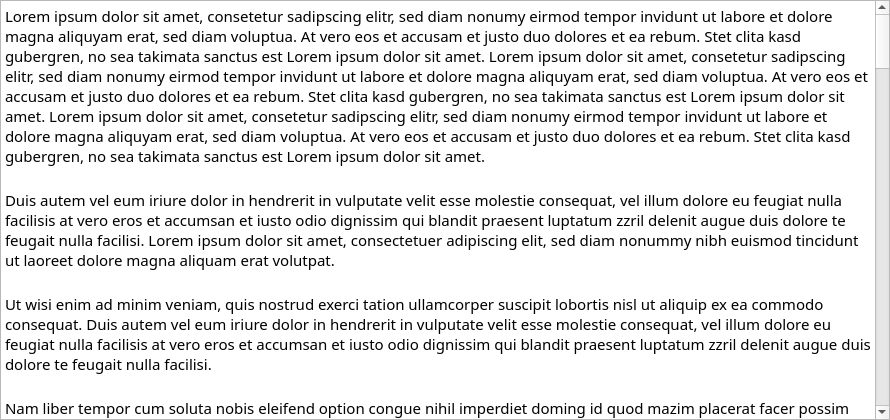
Old version of the form mainwindow.ui in the repository Appa002/RichText.
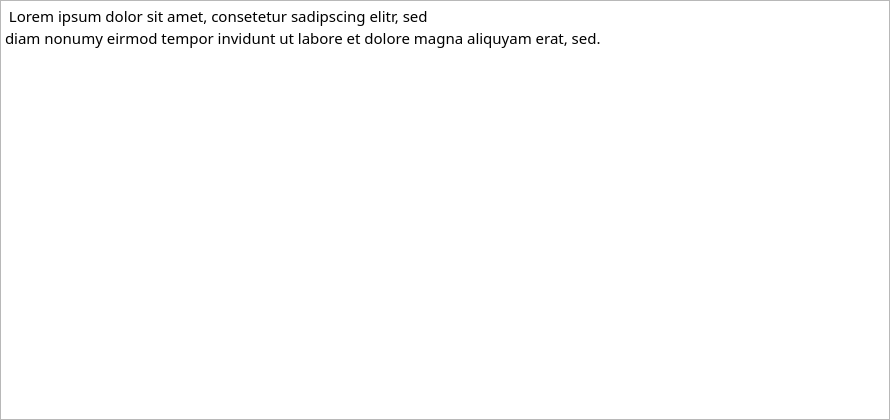
New version of the form. Custom widgets are drawn as their Qt base class.

Commit message: Changed debug text.

Diff of the .ui file:
```diff
--- a/mainwindow.ui
+++ b/mainwindow.ui
@@ -58,91 +58,8 @@
 &lt;html&gt;&lt;head&gt;&lt;meta name=&quot;qrichtext&quot; content=&quot;1&quot; /&gt;&lt;style type=&quot;text/css&quot;&gt;
 p, li { white-space: pre-wrap; }
 &lt;/style&gt;&lt;/head&gt;&lt;body style=&quot; font-family:'Lucida Sans Typewriter'; font-size:11pt; font-weight:400; font-style:normal;&quot;&gt;
-&lt;p style=&quot; margin-top:0px; margin-bottom:0px; margin-left:0px; margin-right:0px; -qt-block-indent:0; text-indent:0px;&quot;&gt;Lorem ipsum dolor sit amet, consetetur sadipscing elitr, sed diam nonumy eirmod tempor invidunt ut labore et dolore magna aliquyam erat, sed diam voluptua. At vero eos et accusam et justo duo dolores et ea rebum. Stet clita kasd gubergren, no sea takimata sanctus est Lorem ipsum dolor sit amet. Lorem ipsum dolor sit amet, consetetur sadipscing elitr, sed diam nonumy eirmod tempor invidunt ut labore et dolore magna aliquyam erat, sed diam voluptua. At vero eos et accusam et justo duo dolores et ea rebum. Stet clita kasd gubergren, no sea takimata sanctus est Lorem ipsum dolor sit amet. Lorem ipsum dolor sit amet, consetetur sadipscing elitr, sed diam nonumy eirmod tempor invidunt ut labore et dolore magna aliquyam erat, sed diam voluptua. At vero eos et accusam et justo duo dolores et ea rebum. Stet clita kasd gubergren, no sea takimata sanctus est Lorem ipsum dolor sit amet.   &lt;/p&gt;
-&lt;p style=&quot;-qt-paragraph-type:empty; margin-top:0px; margin-bottom:0px; margin-left:0px; margin-right:0px; -qt-block-indent:0; text-indent:0px;&quot;&gt;&lt;br /&gt;&lt;/p&gt;
-&lt;p style=&quot; margin-top:0px; margin-bottom:0px; margin-left:0px; margin-right:0px; -qt-block-indent:0; text-indent:0px;&quot;&gt;Duis autem vel eum iriure dolor in hendrerit in vulputate velit esse molestie consequat, vel illum dolore eu feugiat nulla facilisis at vero eros et accumsan et iusto odio dignissim qui blandit praesent luptatum zzril delenit augue duis dolore te feugait nulla facilisi. Lorem ipsum dolor sit amet, consectetuer adipiscing elit, sed diam nonummy nibh euismod tincidunt ut laoreet dolore magna aliquam erat volutpat.   &lt;/p&gt;
-&lt;p style=&quot;-qt-paragraph-type:empty; margin-top:0px; margin-bottom:0px; margin-left:0px; margin-right:0px; -qt-block-indent:0; text-indent:0px;&quot;&gt;&lt;br /&gt;&lt;/p&gt;
-&lt;p style=&quot; margin-top:0px; margin-bottom:0px; margin-left:0px; margin-right:0px; -qt-block-indent:0; text-indent:0px;&quot;&gt;Ut wisi enim ad minim veniam, quis nostrud exerci tation ullamcorper suscipit lobortis nisl ut aliquip ex ea commodo consequat. Duis autem vel eum iriure dolor in hendrerit in vulputate velit esse molestie consequat, vel illum dolore eu feugiat nulla facilisis at vero eros et accumsan et iusto odio dignissim qui blandit praesent luptatum zzril delenit augue duis dolore te feugait nulla facilisi.   &lt;/p&gt;
-&lt;p style=&quot;-qt-paragraph-type:empty; margin-top:0px; margin-bottom:0px; margin-left:0px; margin-right:0px; -qt-block-indent:0; text-indent:0px;&quot;&gt;&lt;br /&gt;&lt;/p&gt;
-&lt;p style=&quot; margin-top:0px; margin-bottom:0px; margin-left:0px; margin-right:0px; -qt-block-indent:0; text-indent:0px;&quot;&gt;Nam liber tempor cum soluta nobis eleifend option congue nihil imperdiet doming id quod mazim placerat facer possim assum. Lorem ipsum dolor sit amet, consectetuer adipiscing elit, sed diam nonummy nibh euismod tincidunt ut laoreet dolore magna aliquam erat volutpat. Ut wisi enim ad minim veniam, quis nostrud exerci tation ullamcorper suscipit lobortis nisl ut aliquip ex ea commodo consequat.   &lt;/p&gt;
-&lt;p style=&quot;-qt-paragraph-type:empty; margin-top:0px; margin-bottom:0px; margin-left:0px; margin-right:0px; -qt-block-indent:0; text-indent:0px;&quot;&gt;&lt;br /&gt;&lt;/p&gt;
-&lt;p style=&quot; margin-top:0px; margin-bottom:0px; margin-left:0px; margin-right:0px; -qt-block-indent:0; text-indent:0px;&quot;&gt;Duis autem vel eum iriure dolor in hendrerit in vulputate velit esse molestie consequat, vel illum dolore eu feugiat nulla facilisis.   &lt;/p&gt;
-&lt;p style=&quot;-qt-paragraph-type:empty; margin-top:0px; margin-bottom:0px; margin-left:0px; margin-right:0px; -qt-block-indent:0; text-indent:0px;&quot;&gt;&lt;br /&gt;&lt;/p&gt;
-&lt;p style=&quot; margin-top:0px; margin-bottom:0px; margin-left:0px; margin-right:0px; -qt-block-indent:0; text-indent:0px;&quot;&gt;At vero eos et accusam et justo duo dolores et ea rebum. Stet clita kasd gubergren, no sea takimata sanctus est Lorem ipsum dolor sit amet. Lorem ipsum dolor sit amet, consetetur sadipscing elitr, sed diam nonumy eirmod tempor invidunt ut labore et dolore magna aliquyam erat, sed diam voluptua. At vero eos et accusam et justo duo dolores et ea rebum. Stet clita kasd gubergren, no sea takimata sanctus est Lorem ipsum dolor sit amet. Lorem ipsum dolor sit amet, consetetur sadipscing elitr, At accusam aliquyam diam diam dolore dolores duo eirmod eos erat, et nonumy sed tempor et et invidunt justo labore Stet clita ea et gubergren, kasd magna no rebum. sanctus sea sed takimata ut vero voluptua. est Lorem ipsum dolor sit amet. Lorem ipsum dolor sit amet, consetetur sadipscing elitr, sed diam nonumy eirmod tempor invidunt ut labore et dolore magna aliquyam erat.   &lt;/p&gt;
-&lt;p style=&quot;-qt-paragraph-type:empty; margin-top:0px; margin-bottom:0px; margin-left:0px; margin-right:0px; -qt-block-indent:0; text-indent:0px;&quot;&gt;&lt;br /&gt;&lt;/p&gt;
-&lt;p style=&quot; margin-top:0px; margin-bottom:0px; margin-left:0px; margin-right:0px; -qt-block-indent:0; text-indent:0px;&quot;&gt;Consetetur sadipscing elitr, sed diam nonumy eirmod tempor invidunt ut labore et dolore magna aliquyam erat, sed diam voluptua. At vero eos et accusam et justo duo dolores et ea rebum. Stet clita kasd gubergren, no sea takimata sanctus est Lorem ipsum dolor sit amet. Lorem ipsum dolor sit amet, consetetur sadipscing elitr, sed diam nonumy eirmod tempor invidunt ut labore et dolore magna aliquyam erat, sed diam voluptua. At vero eos et accusam et justo duo dolores et ea rebum. Stet clita kasd gubergren, no sea takimata sanctus est Lorem ipsum dolor sit amet. Lorem ipsum dolor sit amet, consetetur sadipscing elitr, sed diam nonumy eirmod tempor invidunt ut labore et dolore magna aliquyam erat, sed diam voluptua. At vero eos et accusam et justo duo dolores et ea rebum. Stet clita kasd gubergren, no sea takimata sanctus.   &lt;/p&gt;
-&lt;p style=&quot;-qt-paragraph-type:empty; margin-top:0px; margin-bottom:0px; margin-left:0px; margin-right:0px; -qt-block-indent:0; text-indent:0px;&quot;&gt;&lt;br /&gt;&lt;/p&gt;
-&lt;p style=&quot; margin-top:0px; margin-bottom:0px; margin-left:0px; margin-right:0px; -qt-block-indent:0; text-indent:0px;&quot;&gt;Lorem ipsum dolor sit amet, consetetur sadipscing elitr, sed diam nonumy eirmod tempor invidunt ut labore et dolore magna aliquyam erat, sed diam voluptua. At vero eos et accusam et justo duo dolores et ea rebum. Stet clita kasd gubergren, no sea takimata sanctus est Lorem ipsum dolor sit amet. Lorem ipsum dolor sit amet, consetetur sadipscing elitr, sed diam nonumy eirmod tempor invidunt ut labore et dolore magna aliquyam erat, sed diam voluptua. At vero eos et accusam et justo duo dolores et ea rebum. Stet clita kasd gubergren, no sea takimata sanctus est Lorem ipsum dolor sit amet. Lorem ipsum dolor sit amet, consetetur sadipscing elitr, sed diam nonumy eirmod tempor invidunt ut labore et dolore magna aliquyam erat, sed diam voluptua. At vero eos et accusam et justo duo dolores et ea rebum. Stet clita kasd gubergren, no sea takimata sanctus est Lorem ipsum dolor sit amet.   &lt;/p&gt;
-&lt;p style=&quot;-qt-paragraph-type:empty; margin-top:0px; margin-bottom:0px; margin-left:0px; margin-right:0px; -qt-block-indent:0; text-indent:0px;&quot;&gt;&lt;br /&gt;&lt;/p&gt;
-&lt;p style=&quot; margin-top:0px; margin-bottom:0px; margin-left:0px; margin-right:0px; -qt-block-indent:0; text-indent:0px;&quot;&gt;Duis autem vel eum iriure dolor in hendrerit in vulputate velit esse molestie consequat, vel illum dolore eu feugiat nulla facilisis at vero eros et accumsan et iusto odio dignissim qui blandit praesent luptatum zzril delenit augue duis dolore te feugait nulla facilisi. Lorem ipsum dolor sit amet, consectetuer adipiscing elit, sed diam nonummy nibh euismod tincidunt ut laoreet dolore magna aliquam erat volutpat.   &lt;/p&gt;
-&lt;p style=&quot;-qt-paragraph-type:empty; margin-top:0px; margin-bottom:0px; margin-left:0px; margin-right:0px; -qt-block-indent:0; text-indent:0px;&quot;&gt;&lt;br /&gt;&lt;/p&gt;
-&lt;p style=&quot; margin-top:0px; margin-bottom:0px; margin-left:0px; margin-right:0px; -qt-block-indent:0; text-indent:0px;&quot;&gt;Ut wisi enim ad minim veniam, quis nostrud exerci tation ullamcorper suscipit lobortis nisl ut aliquip ex ea commodo consequat. Duis autem vel eum iriure dolor in hendrerit in vulputate velit esse molestie consequat, vel illum dolore eu feugiat nulla facilisis at vero eros et accumsan et iusto odio dignissim qui blandit praesent luptatum zzril delenit augue duis dolore te feugait nulla facilisi.   &lt;/p&gt;
-&lt;p style=&quot;-qt-paragraph-type:empty; margin-top:0px; margin-bottom:0px; margin-left:0px; margin-right:0px; -qt-block-indent:0; text-indent:0px;&quot;&gt;&lt;br /&gt;&lt;/p&gt;
-&lt;p style=&quot; margin-top:0px; margin-bottom:0px; margin-left:0px; margin-right:0px; -qt-block-indent:0; text-indent:0px;&quot;&gt;Nam liber tempor cum soluta nobis eleifend option congue nihil imperdiet doming id quod mazim placerat facer possim assum. Lorem ipsum dolor sit amet, consectetuer adipiscing elit, sed diam nonummy nibh euismod tincidunt ut laoreet dolore magna aliquam erat volutpat. Ut wisi enim ad minim veniam, quis nostrud exerci tation ullamcorper suscipit lobortis nisl ut aliquip ex ea commodo consequat.   &lt;/p&gt;
-&lt;p style=&quot;-qt-paragraph-type:empty; margin-top:0px; margin-bottom:0px; margin-left:0px; margin-right:0px; -qt-block-indent:0; text-indent:0px;&quot;&gt;&lt;br /&gt;&lt;/p&gt;
-&lt;p style=&quot; margin-top:0px; margin-bottom:0px; margin-left:0px; margin-right:0px; -qt-block-indent:0; text-indent:0px;&quot;&gt;Duis autem vel eum iriure dolor in hendrerit in vulputate velit esse molestie consequat, vel illum dolore eu feugiat nulla facilisis.   &lt;/p&gt;
-&lt;p style=&quot;-qt-paragraph-type:empty; margin-top:0px; margin-bottom:0px; margin-left:0px; margin-right:0px; -qt-block-indent:0; text-indent:0px;&quot;&gt;&lt;br /&gt;&lt;/p&gt;
-&lt;p style=&quot; margin-top:0px; margin-bottom:0px; margin-left:0px; margin-right:0px; -qt-block-indent:0; text-indent:0px;&quot;&gt;At vero eos et accusam et justo duo dolores et ea rebum. Stet clita kasd gubergren, no sea takimata sanctus est Lorem ipsum dolor sit amet. Lorem ipsum dolor sit amet, consetetur sadipscing elitr, sed diam nonumy eirmod tempor invidunt ut labore et dolore magna aliquyam erat, sed diam voluptua. At vero eos et accusam et justo duo dolores et ea rebum. Stet clita kasd gubergren, no sea takimata sanctus est Lorem ipsum dolor sit amet. Lorem ipsum dolor sit amet, consetetur sadipscing elitr, At accusam aliquyam diam diam dolore dolores duo eirmod eos erat, et nonumy sed tempor et et invidunt justo labore Stet clita ea et gubergren, kasd magna no rebum. sanctus sea sed takimata ut vero voluptua. est Lorem ipsum dolor sit amet. Lorem ipsum dolor sit amet, consetetur sadipscing elitr, sed diam nonumy eirmod tempor invidunt ut labore et dolore magna aliquyam erat.   &lt;/p&gt;
-&lt;p style=&quot;-qt-paragraph-type:empty; margin-top:0px; margin-bottom:0px; margin-left:0px; margin-right:0px; -qt-block-indent:0; text-indent:0px;&quot;&gt;&lt;br /&gt;&lt;/p&gt;
-&lt;p style=&quot; margin-top:0px; margin-bottom:0px; margin-left:0px; margin-right:0px; -qt-block-indent:0; text-indent:0px;&quot;&gt;Consetetur sadipscing elitr, sed diam nonumy eirmod tempor invidunt ut labore et dolore magna aliquyam erat, sed diam voluptua. At vero eos et accusam et justo duo dolores et ea rebum. Stet clita kasd gubergren, no sea takimata sanctus est Lorem ipsum dolor sit amet. Lorem ipsum dolor sit amet, consetetur sadipscing elitr, sed diam nonumy eirmod tempor invidunt ut labore et dolore magna aliquyam erat, sed diam voluptua. At vero eos et accusam et justo duo dolores et ea rebum. Stet clita kasd gubergren, no sea takimata sanctus est Lorem ipsum dolor sit amet. Lorem ipsum dolor sit amet, consetetur sadipscing elitr, sed diam nonumy eirmod tempor invidunt ut labore et dolore magna aliquyam erat, sed diam voluptua. At vero eos et accusam et justo duo dolores et ea rebum. Stet clita kasd gubergren, no sea takimata sanctus.   &lt;/p&gt;
-&lt;p style=&quot;-qt-paragraph-type:empty; margin-top:0px; margin-bottom:0px; margin-left:0px; margin-right:0px; -qt-block-indent:0; text-indent:0px;&quot;&gt;&lt;br /&gt;&lt;/p&gt;
-&lt;p style=&quot; margin-top:0px; margin-bottom:0px; margin-left:0px; margin-right:0px; -qt-block-indent:0; text-indent:0px;&quot;&gt;Lorem ipsum dolor sit amet, consetetur sadipscing elitr, sed diam nonumy eirmod tempor invidunt ut labore et dolore magna aliquyam erat, sed diam voluptua. At vero eos et accusam et justo duo dolores et ea rebum. Stet clita kasd gubergren, no sea takimata sanctus est Lorem ipsum dolor sit amet. Lorem ipsum dolor sit amet, consetetur sadipscing elitr, sed diam nonumy eirmod tempor invidunt ut labore et dolore magna aliquyam erat, sed diam voluptua. At vero eos et accusam et justo duo dolores et ea rebum. Stet clita kasd gubergren, no sea takimata sanctus est Lorem ipsum dolor sit amet. Lorem ipsum dolor sit amet, consetetur sadipscing elitr, sed diam nonumy eirmod tempor invidunt ut labore et dolore magna aliquyam erat, sed diam voluptua. At vero eos et accusam et justo duo dolores et ea rebum. Stet clita kasd gubergren, no sea takimata sanctus est Lorem ipsum dolor sit amet.   &lt;/p&gt;
-&lt;p style=&quot;-qt-paragraph-type:empty; margin-top:0px; margin-bottom:0px; margin-left:0px; margin-right:0px; -qt-block-indent:0; text-indent:0px;&quot;&gt;&lt;br /&gt;&lt;/p&gt;
-&lt;p style=&quot; margin-top:0px; margin-bottom:0px; margin-left:0px; margin-right:0px; -qt-block-indent:0; text-indent:0px;&quot;&gt;Duis autem vel eum iriure dolor in hendrerit in vulputate velit esse molestie consequat, vel illum dolore eu feugiat nulla facilisis at vero eros et accumsan et iusto odio dignissim qui blandit praesent luptatum zzril delenit augue duis dolore te feugait nulla facilisi. Lorem ipsum dolor sit amet, consectetuer adipiscing elit, sed diam nonummy nibh euismod tincidunt ut laoreet dolore magna aliquam erat volutpat.   &lt;/p&gt;
-&lt;p style=&quot;-qt-paragraph-type:empty; margin-top:0px; margin-bottom:0px; margin-left:0px; margin-right:0px; -qt-block-indent:0; text-indent:0px;&quot;&gt;&lt;br /&gt;&lt;/p&gt;
-&lt;p style=&quot; margin-top:0px; margin-bottom:0px; margin-left:0px; margin-right:0px; -qt-block-indent:0; text-indent:0px;&quot;&gt;Ut wisi enim ad minim veniam, quis nostrud exerci tation ullamcorper suscipit lobortis nisl ut aliquip ex ea commodo consequat. Duis autem vel eum iriure dolor in hendrerit in vulputate velit esse molestie consequat, vel illum dolore eu feugiat nulla facilisis at vero eros et accumsan et iusto odio dignissim qui blandit praesent luptatum zzril delenit augue duis dolore te feugait nulla facilisi.   &lt;/p&gt;
-&lt;p style=&quot;-qt-paragraph-type:empty; margin-top:0px; margin-bottom:0px; margin-left:0px; margin-right:0px; -qt-block-indent:0; text-indent:0px;&quot;&gt;&lt;br /&gt;&lt;/p&gt;
-&lt;p style=&quot; margin-top:0px; margin-bottom:0px; margin-left:0px; margin-right:0px; -qt-block-indent:0; text-indent:0px;&quot;&gt;Nam liber tempor cum soluta nobis eleifend option congue nihil imperdiet doming id quod mazim placerat facer possim assum. Lorem ipsum dolor sit amet, consectetuer adipiscing elit, sed diam nonummy nibh euismod tincidunt ut laoreet dolore magna aliquam erat volutpat. Ut wisi enim ad minim veniam, quis nostrud exerci tation ullamcorper suscipit lobortis nisl ut aliquip ex ea commodo consequat.   &lt;/p&gt;
-&lt;p style=&quot;-qt-paragraph-type:empty; margin-top:0px; margin-bottom:0px; margin-left:0px; margin-right:0px; -qt-block-indent:0; text-indent:0px;&quot;&gt;&lt;br /&gt;&lt;/p&gt;
-&lt;p style=&quot; margin-top:0px; margin-bottom:0px; margin-left:0px; margin-right:0px; -qt-block-indent:0; text-indent:0px;&quot;&gt;Duis autem vel eum iriure dolor in hendrerit in vulputate velit esse molestie consequat, vel illum dolore eu feugiat nulla facilisis.   &lt;/p&gt;
-&lt;p style=&quot;-qt-paragraph-type:empty; margin-top:0px; margin-bottom:0px; margin-left:0px; margin-right:0px; -qt-block-indent:0; text-indent:0px;&quot;&gt;&lt;br /&gt;&lt;/p&gt;
-&lt;p style=&quot; margin-top:0px; margin-bottom:0px; margin-left:0px; margin-right:0px; -qt-block-indent:0; text-indent:0px;&quot;&gt;At vero eos et accusam et justo duo dolores et ea rebum. Stet clita kasd gubergren, no sea takimata sanctus est Lorem ipsum dolor sit amet. Lorem ipsum dolor sit amet, consetetur sadipscing elitr, sed diam nonumy eirmod tempor invidunt ut labore et dolore magna aliquyam erat, sed diam voluptua. At vero eos et accusam et justo duo dolores et ea rebum. Stet clita kasd gubergren, no sea takimata sanctus est Lorem ipsum dolor sit amet. Lorem ipsum dolor sit amet, consetetur sadipscing elitr, At accusam aliquyam diam diam dolore dolores duo eirmod eos erat, et nonumy sed tempor et et invidunt justo labore Stet clita ea et gubergren, kasd magna no rebum. sanctus sea sed takimata ut vero voluptua. est Lorem ipsum dolor sit amet. Lorem ipsum dolor sit amet, consetetur sadipscing elitr, sed diam nonumy eirmod tempor invidunt ut labore et dolore magna aliquyam erat.   &lt;/p&gt;
-&lt;p style=&quot;-qt-paragraph-type:empty; margin-top:0px; margin-bottom:0px; margin-left:0px; margin-right:0px; -qt-block-indent:0; text-indent:0px;&quot;&gt;&lt;br /&gt;&lt;/p&gt;
-&lt;p style=&quot; margin-top:0px; margin-bottom:0px; margin-left:0px; margin-right:0px; -qt-block-indent:0; text-indent:0px;&quot;&gt;Consetetur sadipscing elitr, sed diam nonumy eirmod tempor invidunt ut labore et dolore magna aliquyam erat, sed diam voluptua. At vero eos et accusam et justo duo dolores et ea rebum. Stet clita kasd gubergren, no sea takimata sanctus est Lorem ipsum dolor sit amet. Lorem ipsum dolor sit amet, consetetur sadipscing elitr, sed diam nonumy eirmod tempor invidunt ut labore et dolore magna aliquyam erat, sed diam voluptua. At vero eos et accusam et justo duo dolores et ea rebum. Stet clita kasd gubergren, no sea takimata sanctus est Lorem ipsum dolor sit amet. Lorem ipsum dolor sit amet, consetetur sadipscing elitr, sed diam nonumy eirmod tempor invidunt ut labore et dolore magna aliquyam erat, sed diam voluptua. At vero eos et accusam et justo duo dolores et ea rebum. Stet clita kasd gubergren, no sea takimata sanctus.   &lt;/p&gt;
-&lt;p style=&quot;-qt-paragraph-type:empty; margin-top:0px; margin-bottom:0px; margin-left:0px; margin-right:0px; -qt-block-indent:0; text-indent:0px;&quot;&gt;&lt;br /&gt;&lt;/p&gt;
-&lt;p style=&quot; margin-top:0px; margin-bottom:0px; margin-left:0px; margin-right:0px; -qt-block-indent:0; text-indent:0px;&quot;&gt;Lorem ipsum dolor sit amet, consetetur sadipscing elitr, sed diam nonumy eirmod tempor invidunt ut labore et dolore magna aliquyam erat, sed diam voluptua. At vero eos et accusam et justo duo dolores et ea rebum. Stet clita kasd gubergren, no sea takimata sanctus est Lorem ipsum dolor sit amet. Lorem ipsum dolor sit amet, consetetur sadipscing elitr, sed diam nonumy eirmod tempor invidunt ut labore et dolore magna aliquyam erat, sed diam voluptua. At vero eos et accusam et justo duo dolores et ea rebum. Stet clita kasd gubergren, no sea takimata sanctus est Lorem ipsum dolor sit amet. Lorem ipsum dolor sit amet, consetetur sadipscing elitr, sed diam nonumy eirmod tempor invidunt ut labore et dolore magna aliquyam erat, sed diam voluptua. At vero eos et accusam et justo duo dolores et ea rebum. Stet clita kasd gubergren, no sea takimata sanctus est Lorem ipsum dolor sit amet.   &lt;/p&gt;
-&lt;p style=&quot;-qt-paragraph-type:empty; margin-top:0px; margin-bottom:0px; margin-left:0px; margin-right:0px; -qt-block-indent:0; text-indent:0px;&quot;&gt;&lt;br /&gt;&lt;/p&gt;
-&lt;p style=&quot; margin-top:0px; margin-bottom:0px; margin-left:0px; margin-right:0px; -qt-block-indent:0; text-indent:0px;&quot;&gt;Duis autem vel eum iriure dolor in hendrerit in vulputate velit esse molestie consequat, vel illum dolore eu feugiat nulla facilisis at vero eros et accumsan et iusto odio dignissim qui blandit praesent luptatum zzril delenit augue duis dolore te feugait nulla facilisi. Lorem ipsum dolor sit amet, consectetuer adipiscing elit, sed diam nonummy nibh euismod tincidunt ut laoreet dolore magna aliquam erat volutpat.   &lt;/p&gt;
-&lt;p style=&quot;-qt-paragraph-type:empty; margin-top:0px; margin-bottom:0px; margin-left:0px; margin-right:0px; -qt-block-indent:0; text-indent:0px;&quot;&gt;&lt;br /&gt;&lt;/p&gt;
-&lt;p style=&quot; margin-top:0px; margin-bottom:0px; margin-left:0px; margin-right:0px; -qt-block-indent:0; text-indent:0px;&quot;&gt;Ut wisi enim ad minim veniam, quis nostrud exerci tation ullamcorper suscipit lobortis nisl ut aliquip ex ea commodo consequat. Duis autem vel eum iriure dolor in hendrerit in vulputate velit esse molestie consequat, vel illum dolore eu feugiat nulla facilisis at vero eros et accumsan et iusto odio dignissim qui blandit praesent luptatum zzril delenit augue duis dolore te feugait nulla facilisi.   &lt;/p&gt;
-&lt;p style=&quot;-qt-paragraph-type:empty; margin-top:0px; margin-bottom:0px; margin-left:0px; margin-right:0px; -qt-block-indent:0; text-indent:0px;&quot;&gt;&lt;br /&gt;&lt;/p&gt;
-&lt;p style=&quot; margin-top:0px; margin-bottom:0px; margin-left:0px; margin-right:0px; -qt-block-indent:0; text-indent:0px;&quot;&gt;Nam liber tempor cum soluta nobis eleifend option congue nihil imperdiet doming id quod mazim placerat facer possim assum. Lorem ipsum dolor sit amet, consectetuer adipiscing elit, sed diam nonummy nibh euismod tincidunt ut laoreet dolore magna aliquam erat volutpat. Ut wisi enim ad minim veniam, quis nostrud exerci tation ullamcorper suscipit lobortis nisl ut aliquip ex ea commodo consequat.   &lt;/p&gt;
-&lt;p style=&quot;-qt-paragraph-type:empty; margin-top:0px; margin-bottom:0px; margin-left:0px; margin-right:0px; -qt-block-indent:0; text-indent:0px;&quot;&gt;&lt;br /&gt;&lt;/p&gt;
-&lt;p style=&quot; margin-top:0px; margin-bottom:0px; margin-left:0px; margin-right:0px; -qt-block-indent:0; text-indent:0px;&quot;&gt;Duis autem vel eum iriure dolor in hendrerit in vulputate velit esse molestie consequat, vel illum dolore eu feugiat nulla facilisis.   &lt;/p&gt;
-&lt;p style=&quot;-qt-paragraph-type:empty; margin-top:0px; margin-bottom:0px; margin-left:0px; margin-right:0px; -qt-block-indent:0; text-indent:0px;&quot;&gt;&lt;br /&gt;&lt;/p&gt;
-&lt;p style=&quot; margin-top:0px; margin-bottom:0px; margin-left:0px; margin-right:0px; -qt-block-indent:0; text-indent:0px;&quot;&gt;At vero eos et accusam et justo duo dolores et ea rebum. Stet clita kasd gubergren, no sea takimata sanctus est Lorem ipsum dolor sit amet. Lorem ipsum dolor sit amet, consetetur sadipscing elitr, sed diam nonumy eirmod tempor invidunt ut labore et dolore magna aliquyam erat, sed diam voluptua. At vero eos et accusam et justo duo dolores et ea rebum. Stet clita kasd gubergren, no sea takimata sanctus est Lorem ipsum dolor sit amet. Lorem ipsum dolor sit amet, consetetur sadipscing elitr, At accusam aliquyam diam diam dolore dolores duo eirmod eos erat, et nonumy sed tempor et et invidunt justo labore Stet clita ea et gubergren, kasd magna no rebum. sanctus sea sed takimata ut vero voluptua. est Lorem ipsum dolor sit amet. Lorem ipsum dolor sit amet, consetetur sadipscing elitr, sed diam nonumy eirmod tempor invidunt ut labore et dolore magna aliquyam erat.   &lt;/p&gt;
-&lt;p style=&quot;-qt-paragraph-type:empty; margin-top:0px; margin-bottom:0px; margin-left:0px; margin-right:0px; -qt-block-indent:0; text-indent:0px;&quot;&gt;&lt;br /&gt;&lt;/p&gt;
-&lt;p style=&quot; margin-top:0px; margin-bottom:0px; margin-left:0px; margin-right:0px; -qt-block-indent:0; text-indent:0px;&quot;&gt;Consetetur sadipscing elitr, sed diam nonumy eirmod tempor invidunt ut labore et dolore magna aliquyam erat, sed diam voluptua. At vero eos et accusam et justo duo dolores et ea rebum. Stet clita kasd gubergren, no sea takimata sanctus est Lorem ipsum dolor sit amet. Lorem ipsum dolor sit amet, consetetur sadipscing elitr, sed diam nonumy eirmod tempor invidunt ut labore et dolore magna aliquyam erat, sed diam voluptua. At vero eos et accusam et justo duo dolores et ea rebum. Stet clita kasd gubergren, no sea takimata sanctus est Lorem ipsum dolor sit amet. Lorem ipsum dolor sit amet, consetetur sadipscing elitr, sed diam nonumy eirmod tempor invidunt ut labore et dolore magna aliquyam erat, sed diam voluptua. At vero eos et accusam et justo duo dolores et ea rebum. Stet clita kasd gubergren, no sea takimata sanctus.   &lt;/p&gt;
-&lt;p style=&quot;-qt-paragraph-type:empty; margin-top:0px; margin-bottom:0px; margin-left:0px; margin-right:0px; -qt-block-indent:0; text-indent:0px;&quot;&gt;&lt;br /&gt;&lt;/p&gt;
-&lt;p style=&quot; margin-top:0px; margin-bottom:0px; margin-left:0px; margin-right:0px; -qt-block-indent:0; text-indent:0px;&quot;&gt;Lorem ipsum dolor sit amet, consetetur sadipscing elitr, sed diam nonumy eirmod tempor invidunt ut labore et dolore magna aliquyam erat, sed diam voluptua. At vero eos et accusam et justo duo dolores et ea rebum. Stet clita kasd gubergren, no sea takimata sanctus est Lorem ipsum dolor sit amet. Lorem ipsum dolor sit amet, consetetur sadipscing elitr, sed diam nonumy eirmod tempor invidunt ut labore et dolore magna aliquyam erat, sed diam voluptua. At vero eos et accusam et justo duo dolores et ea rebum. Stet clita kasd gubergren, no sea takimata sanctus est Lorem ipsum dolor sit amet. Lorem ipsum dolor sit amet, consetetur sadipscing elitr, sed diam nonumy eirmod tempor invidunt ut labore et dolore magna aliquyam erat, sed diam voluptua. At vero eos et accusam et justo duo dolores et ea rebum. Stet clita kasd gubergren, no sea takimata sanctus est Lorem ipsum dolor sit amet.   &lt;/p&gt;
-&lt;p style=&quot;-qt-paragraph-type:empty; margin-top:0px; margin-bottom:0px; margin-left:0px; margin-right:0px; -qt-block-indent:0; text-indent:0px;&quot;&gt;&lt;br /&gt;&lt;/p&gt;
-&lt;p style=&quot; margin-top:0px; margin-bottom:0px; margin-left:0px; margin-right:0px; -qt-block-indent:0; text-indent:0px;&quot;&gt;Duis autem vel eum iriure dolor in hendrerit in vulputate velit esse molestie consequat, vel illum dolore eu feugiat nulla facilisis at vero eros et accumsan et iusto odio dignissim qui blandit praesent luptatum zzril delenit augue duis dolore te feugait nulla facilisi. Lorem ipsum dolor sit amet, consectetuer adipiscing elit, sed diam nonummy nibh euismod tincidunt ut laoreet dolore magna aliquam erat volutpat.   &lt;/p&gt;
-&lt;p style=&quot;-qt-paragraph-type:empty; margin-top:0px; margin-bottom:0px; margin-left:0px; margin-right:0px; -qt-block-indent:0; text-indent:0px;&quot;&gt;&lt;br /&gt;&lt;/p&gt;
-&lt;p style=&quot; margin-top:0px; margin-bottom:0px; margin-left:0px; margin-right:0px; -qt-block-indent:0; text-indent:0px;&quot;&gt;Ut wisi enim ad minim veniam, quis nostrud exerci tation ullamcorper suscipit lobortis nisl ut aliquip ex ea commodo consequat. Duis autem vel eum iriure dolor in hendrerit in vulputate velit esse molestie consequat, vel illum dolore eu feugiat nulla facilisis at vero eros et accumsan et iusto odio dignissim qui blandit praesent luptatum zzril delenit augue duis dolore te feugait nulla facilisi.   &lt;/p&gt;
-&lt;p style=&quot;-qt-paragraph-type:empty; margin-top:0px; margin-bottom:0px; margin-left:0px; margin-right:0px; -qt-block-indent:0; text-indent:0px;&quot;&gt;&lt;br /&gt;&lt;/p&gt;
-&lt;p style=&quot; margin-top:0px; margin-bottom:0px; margin-left:0px; margin-right:0px; -qt-block-indent:0; text-indent:0px;&quot;&gt;Nam liber tempor cum soluta nobis eleifend option congue nihil imperdiet doming id quod mazim placerat facer possim assum. Lorem ipsum dolor sit amet, consectetuer adipiscing elit, sed diam nonummy nibh euismod tincidunt ut laoreet dolore magna aliquam erat volutpat. Ut wisi enim ad minim veniam, quis nostrud exerci tation ullamcorper suscipit lobortis nisl ut aliquip ex ea commodo consequat.   &lt;/p&gt;
-&lt;p style=&quot;-qt-paragraph-type:empty; margin-top:0px; margin-bottom:0px; margin-left:0px; margin-right:0px; -qt-block-indent:0; text-indent:0px;&quot;&gt;&lt;br /&gt;&lt;/p&gt;
-&lt;p style=&quot; margin-top:0px; margin-bottom:0px; margin-left:0px; margin-right:0px; -qt-block-indent:0; text-indent:0px;&quot;&gt;Duis autem vel eum iriure dolor in hendrerit in vulputate velit esse molestie consequat, vel illum dolore eu feugiat nulla facilisis.   &lt;/p&gt;
-&lt;p style=&quot;-qt-paragraph-type:empty; margin-top:0px; margin-bottom:0px; margin-left:0px; margin-right:0px; -qt-block-indent:0; text-indent:0px;&quot;&gt;&lt;br /&gt;&lt;/p&gt;
-&lt;p style=&quot; margin-top:0px; margin-bottom:0px; margin-left:0px; margin-right:0px; -qt-block-indent:0; text-indent:0px;&quot;&gt;At vero eos et accusam et justo duo dolores et ea rebum. Stet clita kasd gubergren, no sea takimata sanctus est Lorem ipsum dolor sit amet. Lorem ipsum dolor sit amet, consetetur sadipscing elitr, sed diam nonumy eirmod tempor invidunt ut labore et dolore magna aliquyam erat, sed diam voluptua. At vero eos et accusam et justo duo dolores et ea rebum. Stet clita kasd gubergren, no sea takimata sanctus est Lorem ipsum dolor sit amet. Lorem ipsum dolor sit amet, consetetur sadipscing elitr, At accusam aliquyam diam diam dolore dolores duo eirmod eos erat, et nonumy sed tempor et et invidunt justo labore Stet clita ea et gubergren, kasd magna no rebum. sanctus sea sed takimata ut vero voluptua. est Lorem ipsum dolor sit amet. Lorem ipsum dolor sit amet, consetetur sadipscing elitr, sed diam nonumy eirmod tempor invidunt ut labore et dolore magna aliquyam erat.   &lt;/p&gt;
-&lt;p style=&quot;-qt-paragraph-type:empty; margin-top:0px; margin-bottom:0px; margin-left:0px; margin-right:0px; -qt-block-indent:0; text-indent:0px;&quot;&gt;&lt;br /&gt;&lt;/p&gt;
-&lt;p style=&quot; margin-top:0px; margin-bottom:0px; margin-left:0px; margin-right:0px; -qt-block-indent:0; text-indent:0px;&quot;&gt;Consetetur sadipscing elitr, sed diam nonumy eirmod tempor invidunt ut labore et dolore magna aliquyam erat, sed diam voluptua. At vero eos et accusam et justo duo dolores et ea rebum. Stet clita kasd gubergren, no sea takimata sanctus est Lorem ipsum dolor sit amet. Lorem ipsum dolor sit amet, consetetur sadipscing elitr, sed diam nonumy eirmod tempor invidunt ut labore et dolore magna aliquyam erat, sed diam voluptua. At vero eos et accusam et justo duo dolores et ea rebum. Stet clita kasd gubergren, no sea takimata sanctus est Lorem ipsum dolor sit amet. Lorem ipsum dolor sit amet, consetetur sadipscing elitr, sed diam nonumy eirmod tempor invidunt ut labore et dolore magna aliquyam erat, sed diam voluptua. At vero eos et accusam et justo duo dolores et ea rebum. Stet clita kasd gubergren, no sea takimata sanctus.   &lt;/p&gt;
-&lt;p style=&quot;-qt-paragraph-type:empty; margin-top:0px; margin-bottom:0px; margin-left:0px; margin-right:0px; -qt-block-indent:0; text-indent:0px;&quot;&gt;&lt;br /&gt;&lt;/p&gt;
-&lt;p style=&quot; margin-top:0px; margin-bottom:0px; margin-left:0px; margin-right:0px; -qt-block-indent:0; text-indent:0px;&quot;&gt;Lorem ipsum dolor sit amet, consetetur sadipscing elitr, sed diam nonumy eirmod tempor invidunt ut labore et dolore magna aliquyam erat, sed diam voluptua. At vero eos et accusam et justo duo dolores et ea rebum. Stet clita kasd gubergren, no sea takimata sanctus est Lorem ipsum dolor sit amet. Lorem ipsum dolor sit amet, consetetur sadipscing elitr, sed diam nonumy eirmod tempor invidunt ut labore et dolore magna aliquyam erat, sed diam voluptua. At vero eos et accusam et justo duo dolores et ea rebum. Stet clita kasd gubergren, no sea takimata sanctus est Lorem ipsum dolor sit amet. Lorem ipsum dolor sit amet, consetetur sadipscing elitr, sed diam nonumy eirmod tempor invidunt ut labore et dolore magna aliquyam erat, sed diam voluptua. At vero eos et accusam et justo duo dolores et ea rebum. Stet clita kasd gubergren, no sea takimata sanctus est Lorem ipsum dolor sit amet.   &lt;/p&gt;
-&lt;p style=&quot;-qt-paragraph-type:empty; margin-top:0px; margin-bottom:0px; margin-left:0px; margin-right:0px; -qt-block-indent:0; text-indent:0px;&quot;&gt;&lt;br /&gt;&lt;/p&gt;
-&lt;p style=&quot; margin-top:0px; margin-bottom:0px; margin-left:0px; margin-right:0px; -qt-block-indent:0; text-indent:0px;&quot;&gt;Duis autem vel eum iriure dolor in hendrerit in vulputate velit esse molestie consequat, vel illum dolore eu feugiat nulla facilisis at vero eros et accumsan et iusto odio dignissim qui blandit praesent luptatum zzril delenit augue duis dolore te feugait nulla facilisi. Lorem ipsum dolor sit amet, consectetuer adipiscing elit, sed diam nonummy nibh euismod tincidunt ut laoreet dolore magna aliquam erat volutpat.   &lt;/p&gt;
-&lt;p style=&quot;-qt-paragraph-type:empty; margin-top:0px; margin-bottom:0px; margin-left:0px; margin-right:0px; -qt-block-indent:0; text-indent:0px;&quot;&gt;&lt;br /&gt;&lt;/p&gt;
-&lt;p style=&quot; margin-top:0px; margin-bottom:0px; margin-left:0px; margin-right:0px; -qt-block-indent:0; text-indent:0px;&quot;&gt;Ut wisi enim ad minim veniam, quis nostrud exerci tation ullamcorper suscipit lobortis nisl ut aliquip ex ea commodo consequat. Duis autem vel eum iriure dolor in hendrerit in vulputate velit esse molestie consequat, vel illum dolore eu feugiat nulla facilisis at vero eros et accumsan et iusto odio dignissim qui blandit praesent luptatum zzril delenit augue duis dolore te feugait nulla facilisi.   &lt;/p&gt;
-&lt;p style=&quot;-qt-paragraph-type:empty; margin-top:0px; margin-bottom:0px; margin-left:0px; margin-right:0px; -qt-block-indent:0; text-indent:0px;&quot;&gt;&lt;br /&gt;&lt;/p&gt;
-&lt;p style=&quot; margin-top:0px; margin-bottom:0px; margin-left:0px; margin-right:0px; -qt-block-indent:0; text-indent:0px;&quot;&gt;Nam liber tempor cum soluta nobis eleifend option congue nihil imperdiet doming id quod mazim placerat facer possim assum. Lorem ipsum dolor sit amet, consectetuer adipiscing elit, sed diam nonummy nibh euismod tincidunt ut laoreet dolore magna aliquam erat volutpat. Ut wisi enim ad minim veniam, quis nostrud exerci tation ullamcorper suscipit lobortis nisl ut aliquip ex ea commodo consequat.   &lt;/p&gt;
-&lt;p style=&quot;-qt-paragraph-type:empty; margin-top:0px; margin-bottom:0px; margin-left:0px; margin-right:0px; -qt-block-indent:0; text-indent:0px;&quot;&gt;&lt;br /&gt;&lt;/p&gt;
-&lt;p style=&quot; margin-top:0px; margin-bottom:0px; margin-left:0px; margin-right:0px; -qt-block-indent:0; text-indent:0px;&quot;&gt;Duis autem vel eum iriure dolor in hendrerit in vulputate velit esse molestie consequat, vel illum dolore eu feugiat nulla facilisis.   &lt;/p&gt;
-&lt;p style=&quot;-qt-paragraph-type:empty; margin-top:0px; margin-bottom:0px; margin-left:0px; margin-right:0px; -qt-block-indent:0; text-indent:0px;&quot;&gt;&lt;br /&gt;&lt;/p&gt;
-&lt;p style=&quot; margin-top:0px; margin-bottom:0px; margin-left:0px; margin-right:0px; -qt-block-indent:0; text-indent:0px;&quot;&gt;At vero eos et accusam et justo duo dolores et ea rebum. Stet clita kasd gubergren, no sea takimata sanctus est Lorem ipsum dolor sit amet. Lorem ipsum dolor sit amet, consetetur sadipscing elitr, sed diam nonumy eirmod tempor invidunt ut labore et dolore magna aliquyam erat, sed diam voluptua. At vero eos et accusam et justo duo dolores et ea rebum. Stet clita kasd gubergren, no sea takimata sanctus est Lorem ipsum dolor sit amet. Lorem ipsum dolor sit amet, consetetur sadipscing elitr, At accusam aliquyam diam diam dolore dolores duo eirmod eos erat, et nonumy sed tempor et et invidunt justo labore Stet clita ea et gubergren, kasd magna no rebum. sanctus sea sed takimata ut vero voluptua. est Lorem ipsum dolor sit amet. Lorem ipsum dolor sit amet, consetetur sadipscing elitr, sed diam nonumy eirmod tempor invidunt ut labore et dolore magna aliquyam erat.   &lt;/p&gt;
-&lt;p style=&quot;-qt-paragraph-type:empty; margin-top:0px; margin-bottom:0px; margin-left:0px; margin-right:0px; -qt-block-indent:0; text-indent:0px;&quot;&gt;&lt;br /&gt;&lt;/p&gt;
-&lt;p style=&quot; margin-top:0px; margin-bottom:0px; margin-left:0px; margin-right:0px; -qt-block-indent:0; text-indent:0px;&quot;&gt;Consetetur sadipscing elitr, sed diam nonumy eirmod tempor invidunt ut labore et dolore magna aliquyam erat, sed diam voluptua. At vero eos et accusam et justo duo dolores et ea rebum. Stet clita kasd gubergren, no sea takimata sanctus est Lorem ipsum dolor sit amet. Lorem ipsum dolor sit amet, consetetur sadipscing elitr, sed diam nonumy eirmod tempor invidunt ut labore et dolore magna aliquyam erat, sed diam voluptua. At vero eos et accusam et justo duo dolores et ea rebum. Stet clita kasd gubergren, no sea takimata sanctus est Lorem ipsum dolor sit amet. Lorem ipsum dolor sit amet, consetetur sadipscing elitr, sed diam nonumy eirmod tempor invidunt ut labore et dolore magna aliquyam erat, sed diam voluptua. At vero eos et accusam et justo duo dolores et ea rebum. Stet clita kasd gubergren, no sea takimata sanctus.   &lt;/p&gt;
-&lt;p style=&quot;-qt-paragraph-type:empty; margin-top:0px; margin-bottom:0px; margin-left:0px; margin-right:0px; -qt-block-indent:0; text-indent:0px;&quot;&gt;&lt;br /&gt;&lt;/p&gt;
-&lt;p style=&quot; margin-top:0px; margin-bottom:0px; margin-left:0px; margin-right:0px; -qt-block-indent:0; text-indent:0px;&quot;&gt;Lorem ipsum dolor sit amet, consetetur sadipscing elitr, sed diam nonumy eirmod tempor invidunt ut labore et dolore magna aliquyam erat, sed diam voluptua. At vero eos et accusam et justo duo dolores et ea rebum. Stet clita kasd gubergren, no sea takimata sanctus est Lorem ipsum dolor sit amet. Lorem ipsum&lt;/p&gt;&lt;/body&gt;&lt;/html&gt;</string>
+&lt;p style=&quot; margin-top:0px; margin-bottom:0px; margin-left:0px; margin-right:0px; -qt-block-indent:0; text-indent:0px;&quot;&gt; Lorem ipsum dolor sit amet, consetetur sadipscing elitr, sed &lt;/p&gt;
+&lt;p style=&quot; margin-top:0px; margin-bottom:0px; margin-left:0px; margin-right:0px; -qt-block-indent:0; text-indent:0px;&quot;&gt;diam nonumy eirmod tempor invidunt ut labore et dolore magna aliquyam erat, sed. &lt;/p&gt;&lt;/body&gt;&lt;/html&gt;</string>
       </property>
      </widget>
     </item>
```
